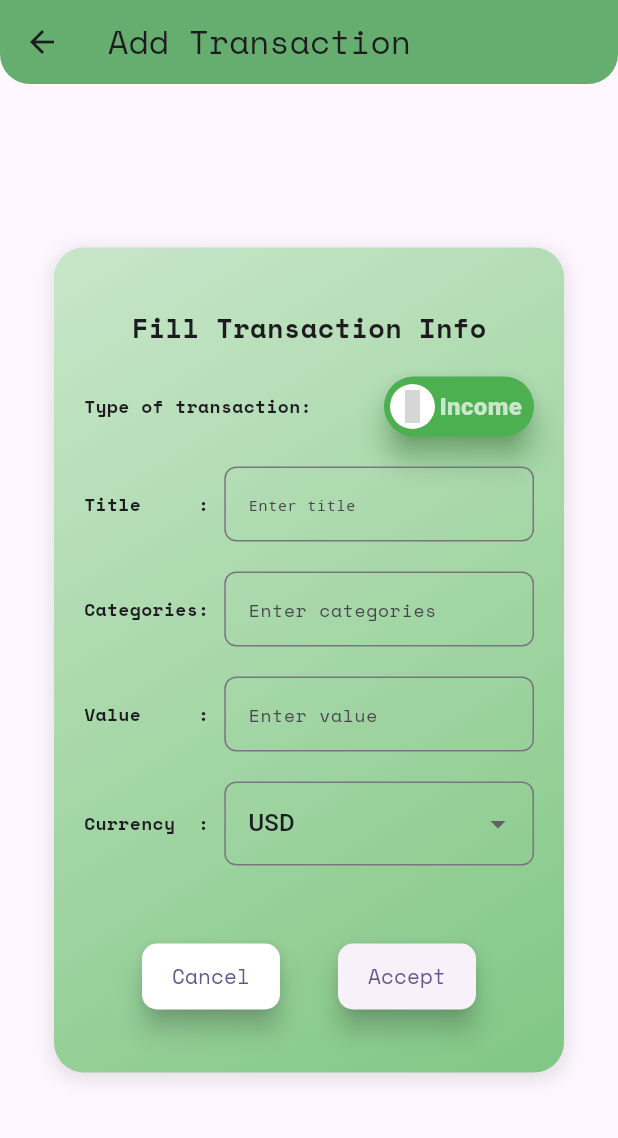
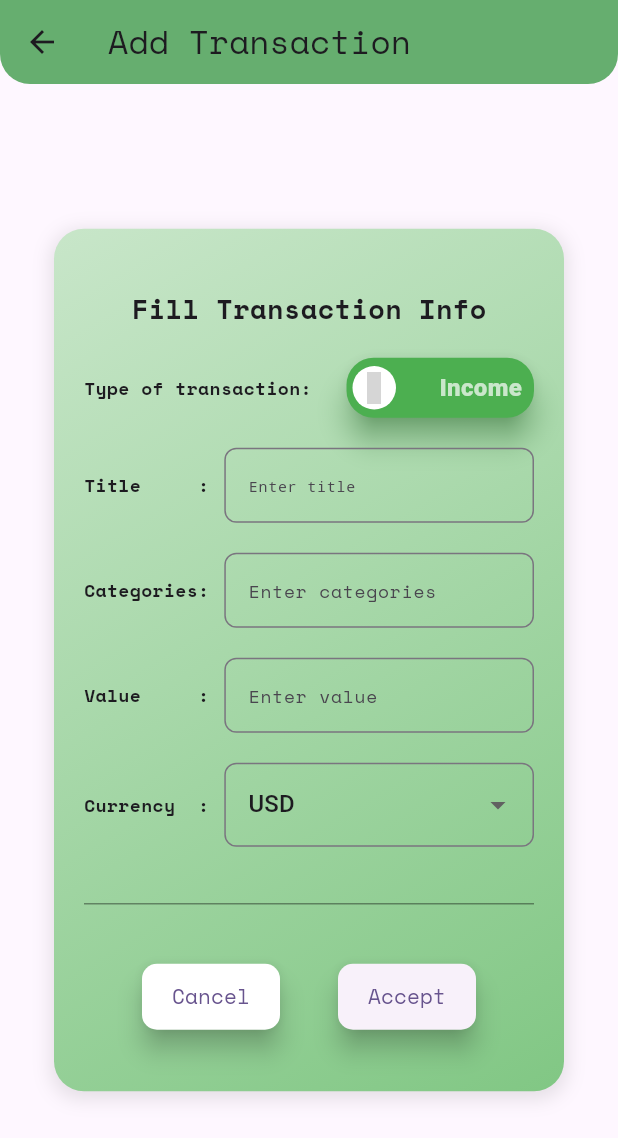
Before and after one commit to Ali-Hadi-Ismail/spense-app, a Flutter app: the screen it shows after launch, after a tap on the "add" icon, on a phone screen of 412 x 824 dp. Shown: the top 1138 px of the screen. Run offline on Flutter 3.47's test engine with Material 3 defaults, Android fonts, the phone set to English and light mode, and no system bars; drawn by our look-alikes of flutter_switch; our stand-ins replace bloc, flutter_bloc, sqflite, syncfusion_flutter_charts; missing offline and left inert: font_awesome_icon_class; accounts and stored records are empty; grey boxes are pictures that could not be loaded.

Commit message:
drawer creation & changing a litel UI

```diff
--- a/spense/lib/cubit/transaction_cubit.dart
+++ b/spense/lib/cubit/transaction_cubit.dart
@@ -50,7 +50,7 @@ class TransactionCubit extends Cubit<TransactionStates> {
       'spense.db',
       version: 1,
       onCreate: (database, version) {
-        // id      int
+        // id    int
         // category string
         // value int
         // title string
@@ -79,3 +79,7 @@ class TransactionCubit extends Cubit<TransactionStates> {
   void deleteDatabase() {}
   void updateDatabase() {}
 }
+
+
+//Crud operation
+//
--- a/spense/lib/layout/add_transaction.dart
+++ b/spense/lib/layout/add_transaction.dart
@@ -53,7 +53,7 @@ class _AddTransactionState extends State<AddTransaction> {
             height: double.infinity,
             child: Center(
               child: Container(
-                height: 550,
+                height: 575,
                 width: 340,
                 decoration: BoxDecoration(
                   gradient: isExpense
@@ -88,28 +88,7 @@ class _AddTransactionState extends State<AddTransaction> {
                       const SizedBox(height: 20),
                       fillTransactionText(),
                       const SizedBox(height: 20),
-                      Row(
-                        mainAxisAlignment: MainAxisAlignment.start,
-                        children: [
-                          Text(
-                            "Type of transaction:",
-                            style: TextStyle(
-                              fontFamily: "Spacemono",
-                              fontSize: 12,
-                              fontWeight: FontWeight.bold,
-                            ),
-                          ),
-                          Spacer(),
-                          Material(
-                              color: Colors.transparent,
-                              borderRadius:
-                                  BorderRadius.all(Radius.circular(20)),
-                              shadowColor:
-                                  (isExpense) ? Colors.red : Colors.green,
-                              elevation: 8,
-                              child: typeSwitcher()),
-                        ],
-                      ),
+                      typeOfTransactionToggel(),
                       const SizedBox(height: 20),
                       titleInput(),
                       const SizedBox(height: 20),
@@ -119,7 +98,14 @@ class _AddTransactionState extends State<AddTransaction> {
                       const SizedBox(height: 20),
                       currencyInput(),
                       const SizedBox(
-                        height: 50,
+                        height: 30,
+                      ),
+                      Divider(
+                        color: Colors.black38,
+                        thickness: 1,
+                      ),
+                      const SizedBox(
+                        height: 30,
                       ),
                       Row(
                         mainAxisAlignment: MainAxisAlignment.spaceEvenly,
@@ -193,6 +179,29 @@ class _AddTransactionState extends State<AddTransaction> {
           ),
         );
       },
+    );
+  }
+
+  Row typeOfTransactionToggel() {
+    return Row(
+      mainAxisAlignment: MainAxisAlignment.start,
+      children: [
+        Text(
+          "Type of transaction:",
+          style: TextStyle(
+            fontFamily: "Spacemono",
+            fontSize: 12,
+            fontWeight: FontWeight.bold,
+          ),
+        ),
+        Spacer(),
+        Material(
+            color: Colors.transparent,
+            borderRadius: BorderRadius.all(Radius.circular(20)),
+            shadowColor: (isExpense) ? Colors.red : Colors.green,
+            elevation: 8,
+            child: typeSwitcher()),
+      ],
     );
   }
 
@@ -348,11 +357,11 @@ class _AddTransactionState extends State<AddTransaction> {
 
   FlutterSwitch typeSwitcher() {
     return FlutterSwitch(
-      width: 100,
+      width: 125,
       height: 40,
-      toggleSize: 30,
+      toggleSize: 29,
       value: isExpense,
-      borderRadius: 20,
+      borderRadius: 18,
       inactiveIcon: Icon(
         FontAwesomeIcons.arrowTrendUp,
         color: Colors.green.shade700,
--- a/spense/lib/layout/home_screen.dart
+++ b/spense/lib/layout/home_screen.dart
@@ -1,3 +1,4 @@
+import 'package:flutter/gestures.dart';
 import 'package:flutter/material.dart';
 import 'package:flutter_bloc/flutter_bloc.dart';
 import 'package:font_awesome_icon_class/font_awesome_icon_class.dart';
@@ -55,7 +56,7 @@ class HomeScreen extends StatelessWidget {
                         children: [
                           Text(
                             "Income: ${cubit.income} ",
-                            style: TextStyle(
+                            style: const TextStyle(
                                 fontSize: 16,
                                 fontFamily: "Spacemono",
                                 color: Colors.white,
@@ -148,8 +149,86 @@ class HomeScreen extends StatelessWidget {
               ],
             ),
           ),
+          drawer: Drawer(
+            elevation: 20,
+            shadowColor: Colors.green,
+            shape: RoundedRectangleBorder(
+              borderRadius: BorderRadius.only(
+                topRight: Radius.circular(30),
+                bottomRight: Radius.circular(1000),
+              ),
+            ),
+            child: Container(
+              height: double.infinity,
+              decoration: BoxDecoration(
+                gradient: LinearGradient(
+                  colors: [
+                    Color(0xFFE6FFE6), // Very Light Green
+                    Color(0xFFCCFFCC), // Softer Green
+                  ],
+                  begin: Alignment.topLeft,
+                  end: Alignment.bottomRight,
+                ),
+              ),
+              child: ListView(
+                children: [
+                  Container(
+                    height: 100,
+                    child: DrawerHeader(
+                      child: Text(
+                        "Spense",
+                        textAlign: TextAlign.center,
+                        style: TextStyle(
+                          fontSize: 28,
+                          fontWeight: FontWeight.bold,
+                          letterSpacing: 1.2,
+                          fontFamily: 'SpaceMono',
+                        ),
+                      ),
+                    ),
+                  ),
+                  DrawerListLite("Risk Assessment Reports",
+                      Icons.align_vertical_bottom_outlined),
+                  SizedBox(
+                    height: 20,
+                  ),
+                  DrawerListLite(
+                      "Economic Reports", Icons.account_balance_outlined),
+                  SizedBox(
+                    height: 20,
+                  ),
+                  DrawerListLite("Financial Statements", Icons.savings),
+                  SizedBox(
+                    height: 20,
+                  ),
+                  DrawerListLite("Setting", Icons.settings),
+                  SizedBox(
+                    height: 20,
+                  ),
+                  DrawerListLite("About Us", FontAwesomeIcons.userGroup),
+                  SizedBox(
+                    height: 20,
+                  ),
+                ],
+              ),
+            ),
+          ),
         );
       },
+    );
+  }
+
+  ListTile DrawerListLite(String text, IconData listIcon) {
+    return ListTile(
+      trailing: Icon(listIcon, color: Colors.grey[800]),
+      title: Text(
+        text,
+        style: TextStyle(
+          fontSize: 20,
+          fontFamily: "SpaceMono",
+          fontWeight: FontWeight.bold,
+        ),
+      ),
     );
   }
 
--- a/spense/lib/main.dart
+++ b/spense/lib/main.dart
@@ -27,9 +27,9 @@ class MyApp extends StatelessWidget {
   }
 }
 
-// 1 Create Database
-// 2 open database
-// 3 insert to database
-// 4 read from database
-// 5 update database
-// 6 delete from database
+/*  1 - cubit blocProvider vs blocConsumer vs blocBuilder
+    2 - fl_chart  syncfunction chart
+    3 - upgrading flutter SDK and graddel
+    4 - sqflite in cubit aliasing
+    5 - chart label
+*/
--- a/spense/lib/models/transaction.dart
+++ b/spense/lib/models/transaction.dart
@@ -25,15 +25,4 @@ class Transaction {
       'type': type
     };
   }
-
-  factory Transaction.fromMap(Map<String, dynamic> map) {
-    return Transaction(
-      id: map['id'],
-      value: map['value'],
-      category: map['category'],
-      title: map['title'],
-      date: DateTime.parse(map['date']),
-      type: map['type'],
-    );
-  }
 }
```
Also changed, not shown: spense/pubspec.yaml (+3 -5 lines), spense/assets/images/default.jpg (added).
